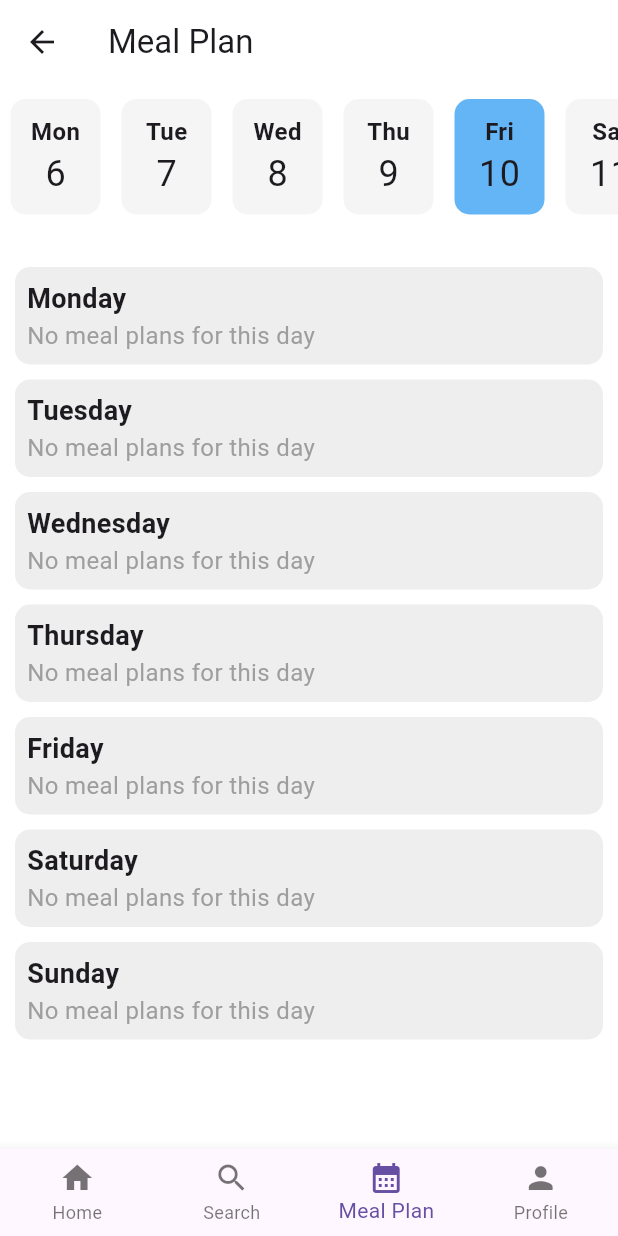
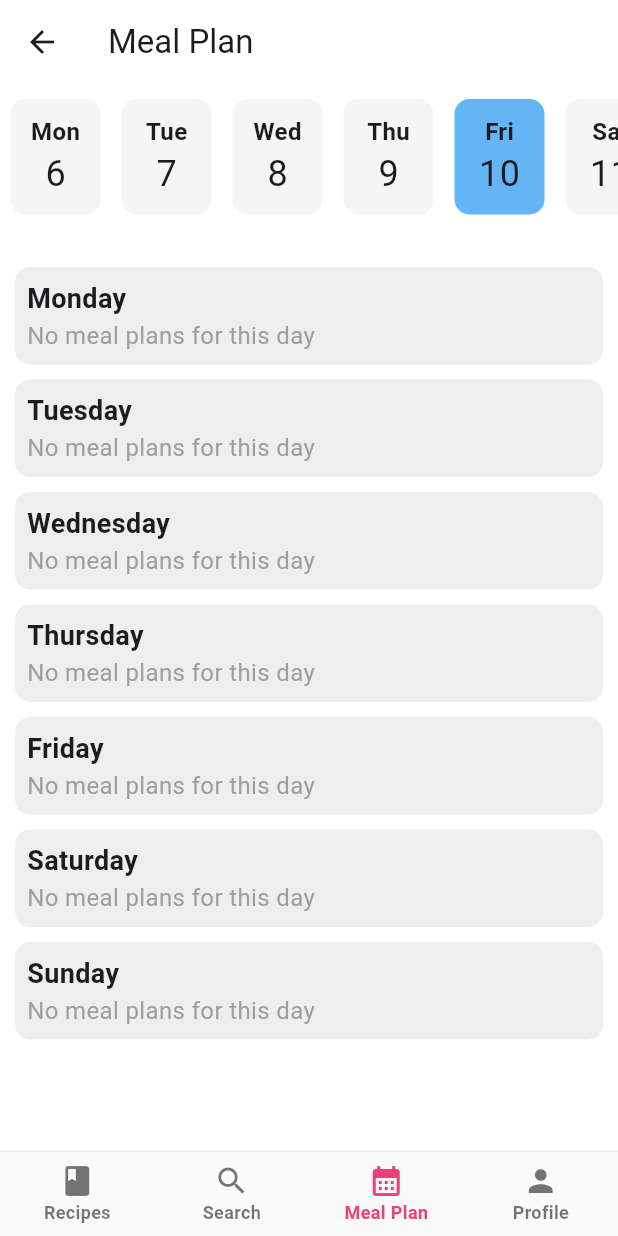
Before and after one commit to uzaircode/evercook, a Flutter app: the Dashboard screen opened directly, item 3 of the bottom bar chosen, on a phone screen of 412 x 824 dp. Run offline on Flutter 3.47's test engine with Material 3 defaults, Android fonts, the phone set to English and light mode, and no system bars; our stand-ins replace dotted_border, email_validator, firebase_analytics, firebase_core, flutter_bloc, font_awesome_flutter and 7 more; missing offline and left inert: dart:ffi; accounts and stored records are empty.

Commit message:
Rework UI bottom navigation bar

```diff
--- a/lib/features/recipe/presentation/widgets/recipe_card.dart
+++ b/lib/features/recipe/presentation/widgets/recipe_card.dart
@@ -10,7 +10,7 @@ class RecipeCard extends StatelessWidget {
   Widget build(BuildContext context) {
     return GestureDetector(
       onTap: () {
-        Navigator.push(context, RecipeDetailsPage.route(recipe));
+        // Navigator.push(context, RecipeDetailsPage. route());
       },
       child: Container(
         height: 80,
--- a/lib/main.dart
+++ b/lib/main.dart
@@ -3,7 +3,9 @@ import 'package:evercook/core/theme/theme.dart';
 import 'package:evercook/features/auth/presentation/bloc/auth_bloc.dart';
 import 'package:evercook/features/auth/presentation/pages/login_page.dart';
 import 'package:evercook/features/ingredient_wiki/presentation/bloc/ingredient_wiki_bloc.dart';
+import 'package:evercook/features/meal_plan/presentation/pages/view_meal_plan.dart';
 import 'package:evercook/features/recipe/presentation/bloc/recipe_bloc.dart';
+import 'package:evercook/features/recipe/presentation/pages/recipe_details_page.dart';
 import 'package:evercook/init_dependencies.dart';
 import 'package:evercook/pages/home/dashboard.dart';
 import 'package:flutter/material.dart';
@@ -45,6 +47,7 @@ class _MyAppState extends State<MyApp> {
   void initState() {
     super.initState();
     context.read<AuthBloc>().add(AuthIsUserLoggedIn());
+    context.read<RecipeBloc>().add(RecipeFetchAllRecipes());
   }
 
   @override
@@ -65,6 +68,9 @@ class _MyAppState extends State<MyApp> {
           }
         },
       ),
+      routes: {
+        // '/recipeDetails': (context) => RecipeDetailsPage(),
+      },
     );
   }
 }
--- a/lib/pages/home/dashboard.dart
+++ b/lib/pages/home/dashboard.dart
@@ -3,6 +3,7 @@ import 'package:evercook/features/meal_plan/presentation/pages/view_meal_plan.da
 import 'package:evercook/features/recipe/presentation/pages/home_page.dart';
 import 'package:evercook/features/recipe/presentation/pages/search_page.dart';
 import 'package:flutter/material.dart';
+import 'package:font_awesome_flutter/font_awesome_flutter.dart';
 
 class Dashboard extends StatefulWidget {
   static route() => MaterialPageRoute(builder: (context) => const Dashboard());
@@ -32,21 +33,40 @@ class _DashboardState extends State<Dashboard> {
   Widget build(BuildContext context) {
     return Scaffold(
       body: _screens[_selectedIndex],
-      bottomNavigationBar: BottomNavigationBar(
+      bottomNavigationBar: Container(
+        decoration: BoxDecoration(
+          border: Border(
+            top: BorderSide(color: Colors.grey.withOpacity(0.2), width: 1.0),
+          ),
+        ),
+        child: Theme(
+          data: Theme.of(context).copyWith(
+            splashColor: Colors.transparent,
+            highlightColor: Colors.transparent,
+          ),
+          child: BottomNavigationBar(
             currentIndex: _selectedIndex,
             type: BottomNavigationBarType.fixed,
+            selectedFontSize: 12,
+            unselectedFontSize: 12,
+            selectedLabelStyle: const TextStyle(fontWeight: FontWeight.bold),
+            unselectedLabelStyle: const TextStyle(fontWeight: FontWeight.bold),
+            selectedItemColor: Colors.pink[400],
+            backgroundColor: Colors.grey[50],
+            enableFeedback: false,
+            elevation: 0,
             onTap: _onItemTapped,
             items: const <BottomNavigationBarItem>[
               BottomNavigationBarItem(
-            icon: Icon(Icons.home),
-            label: 'Home',
+                icon: FaIcon(Icons.book),
+                label: 'Recipes',
               ),
               BottomNavigationBarItem(
                 icon: Icon(Icons.search),
                 label: 'Search',
               ),
               BottomNavigationBarItem(
-            icon: Icon(Icons.calendar_month),
+                icon: FaIcon(Icons.calendar_month),
                 label: 'Meal Plan',
               ),
               BottomNavigationBarItem(
@@ -55,6 +75,8 @@ class _DashboardState extends State<Dashboard> {
               ),
             ],
           ),
+        ),
+      ),
     );
   }
 }
--- a/pubspec.yaml
+++ b/pubspec.yaml
@@ -50,6 +50,7 @@ dependencies:
   firebase_core: ^2.30.1
   date_picker_timeline: ^1.2.6
   url_launcher: ^6.2.6
+  font_awesome_flutter: ^10.7.0
 
 dev_dependencies:
   flutter_test:
```
Also changed, not shown: lib/features/recipe/presentation/pages/home_page.dart (+16 -9 lines), lib/features/recipe/presentation/pages/recipe_details_page.dart (+8 -6 lines), pubspec.lock. Lines whose indentation alone changed are shown as unchanged.
